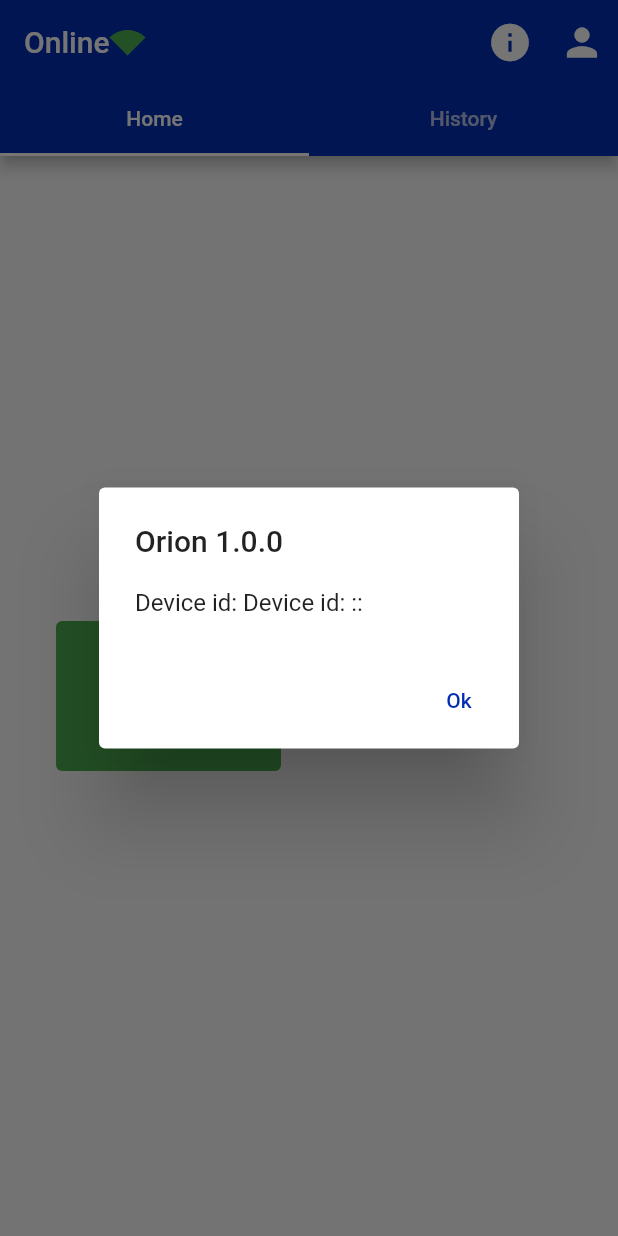
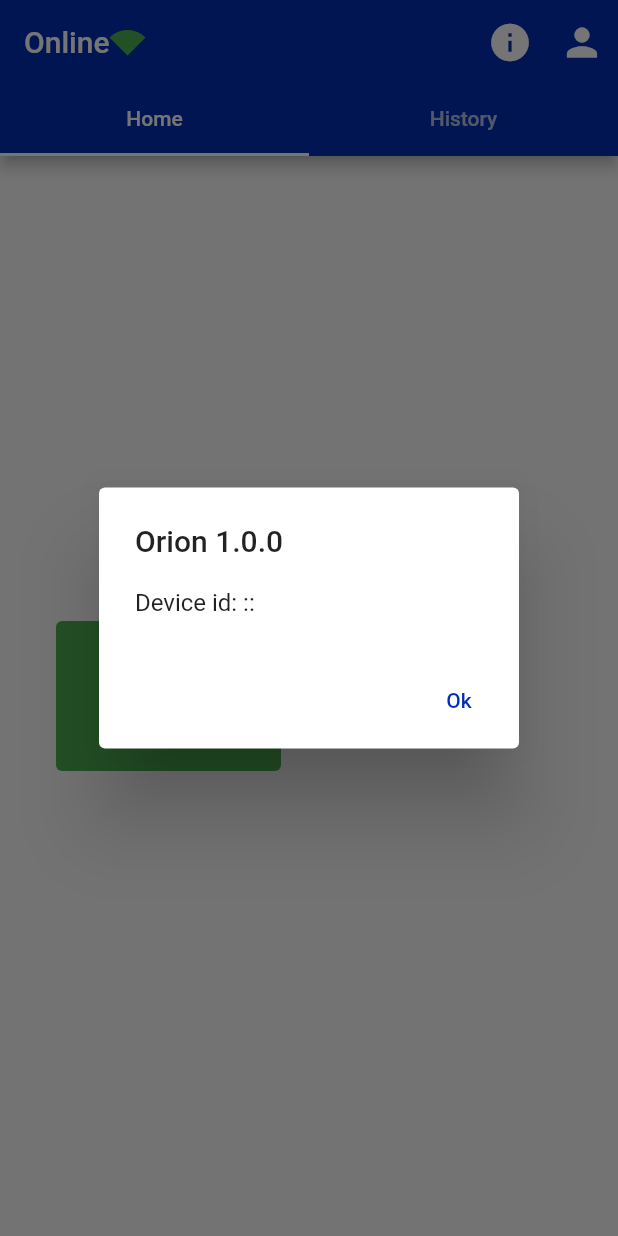
Before and after one commit to lamaw01/fieldparasat, a Flutter app: the screen it shows after launch, after a tap on the "info" icon, on a phone screen of 412 x 824 dp. Run offline on Flutter 3.47's test engine with Material 2 defaults, Android fonts, the phone set to English and light mode, and no system bars; our stand-ins replace device_info_plus, flutter_styled_toast, geocoding, geolocator, hive, hive_flutter and 4 more; accounts and stored records are empty; network calls fail.

Commit message:
update versuin dialog

```diff
--- a/lib/view/tabbar_page.dart
+++ b/lib/view/tabbar_page.dart
@@ -91,7 +91,7 @@ class _TabBarPageState extends State<TabBarPage> with TickerProviderStateMixin {
                 icon: const Icon(Icons.info),
                 iconSize: 30.0,
                 onPressed: () {
-                  AppDialogs.showAppVersionaDialog(
+                  AppDialogs.showAppVersionDialog(
                       'Orion ${instance.appVersion}',
                       'Device id: ${instance.deviceId}',
                       context);
--- a/lib/widget.dart/app_dialogs.dart
+++ b/lib/widget.dart/app_dialogs.dart
@@ -70,7 +70,7 @@ class AppDialogs {
     );
   }
 
-  static void showAppVersionaDialog(
+  static void showAppVersionDialog(
       String title, String id, BuildContext context) {
     showDialog<void>(
       context: context,
@@ -78,7 +78,7 @@ class AppDialogs {
       builder: (BuildContext context) {
         return AlertDialog(
           title: Text(title),
-          content: SelectableText('Device id: $id '),
+          content: SelectableText(id),
           actions: <Widget>[
             TextButton(
               child: const Text('Ok'),
```
